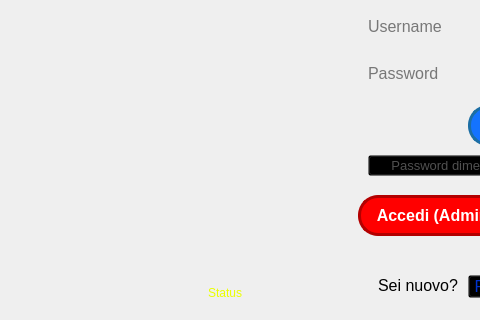
This is ClientModule/loginwindow.ui in giovannic96/Real-time-collaborative-text-editor as Qt 5 draws it before an edit; both pictures show x 272 to 752 and y 205 to 525 of the 900 by 525 pixel window. The edited form follows.
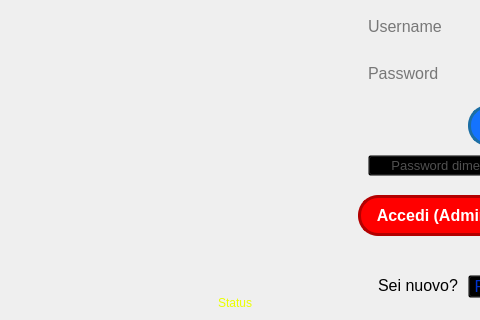
This is the edited form. Icons and pictures are not drawn.

Diff of the .ui file:
```diff
--- a/ClientModule/loginwindow.ui
+++ b/ClientModule/loginwindow.ui
@@ -221,8 +221,8 @@
    <widget class="QLabel" name="label_status">
     <property name="geometry">
      <rect>
-      <x>480</x>
-      <y>490</y>
+      <x>490</x>
+      <y>500</y>
       <width>55</width>
       <height>16</height>
      </rect>
```
